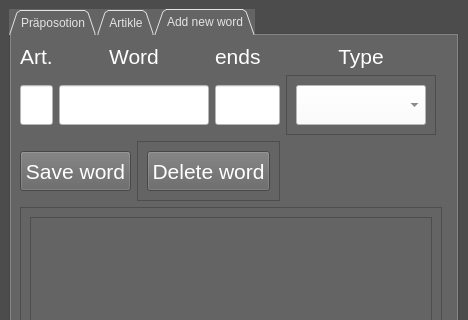
Above: data/untitled.ui from DexterXS/GermanX before the change; both pictures show x 0 to 468 and y 0 to 320 of the 468 by 640 pixel window. Below: the same form after it.
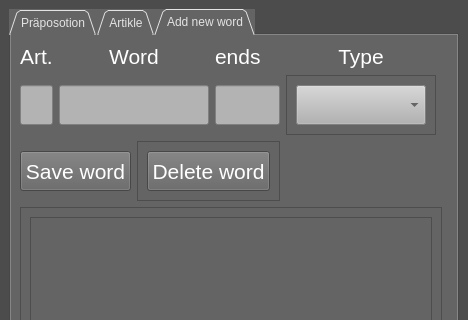
That is the form after the change. The open tabs and pages were chosen to show the change. Icons and pictures are not drawn.

Commit message: new design + gitignore

What changed in the file:
```diff
--- a/data/untitled.ui
+++ b/data/untitled.ui
@@ -984,7 +984,8 @@
            </font>
           </property>
           <property name="styleSheet">
-           <string notr="true">background-color: rgb(255, 255, 255);</string>
+           <string notr="true">color: rgb(45, 45, 45);
+background-color: rgb(179, 179, 179);</string>
           </property>
          </widget>
         </item>
@@ -1002,7 +1003,8 @@
            </font>
           </property>
           <property name="styleSheet">
-           <string notr="true">background-color: rgb(255, 255, 255);</string>
+           <string notr="true">background-color: rgb(179, 179, 179);
+color: rgb(45, 45, 45);</string>
           </property>
          </widget>
         </item>
@@ -1020,7 +1022,8 @@
            </font>
           </property>
           <property name="styleSheet">
-           <string notr="true">background-color: rgb(255, 255, 255);</string>
+           <string notr="true">color: rgb(45, 45, 45);
+background-color: rgb(179, 179, 179);</string>
           </property>
          </widget>
         </item>
@@ -1154,8 +1157,8 @@
               </font>
              </property>
              <property name="styleSheet">
-              <string notr="true">background-color: rgb(255, 255, 255);
-color: rgb(72, 72, 72);</string>
+              <string notr="true">color: rgb(45, 45, 45);
+background-color: rgb(179, 179, 179);</string>
              </property>
             </widget>
            </item>
```
Left out of the diff: 2 changed lines with no effect on the pictures. The commit also changes 2 other files.
